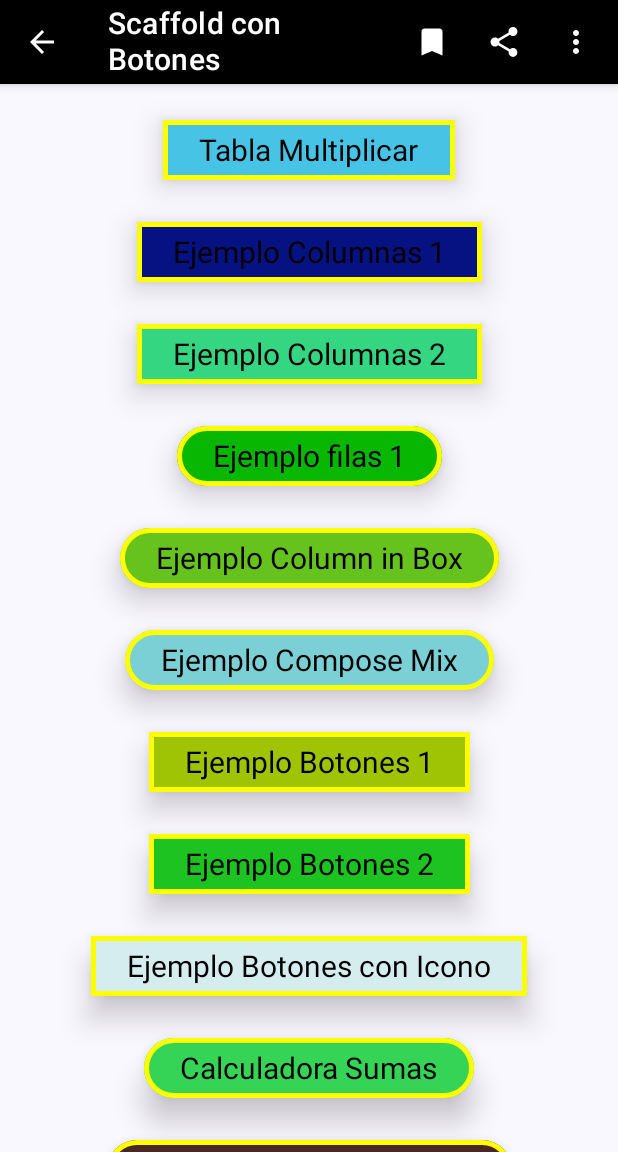
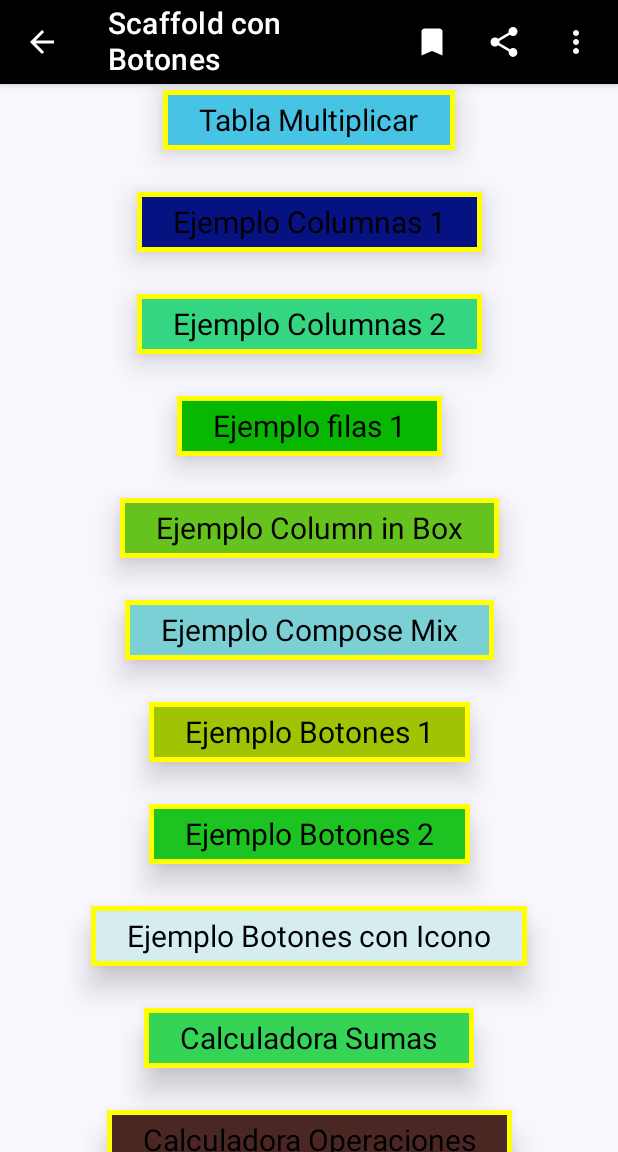
Before and after one commit to lorenzovizcaino/Tarea01_eva2_PMDM, an Android app built with Jetpack Compose: the screen it shows after launch (MainActivity), on a phone screen of 412 x 824 dp, the part 84-1236 px from its top. Run offline under Robolectric (Android 15) with nearby library versions, the phone set to English and light mode, and no system bars.

Commit message:
230302_11:29

```diff
--- /dev/null
+++ b/app/src/main/java/com/antonio/tarea01_eva2_pmdm/ui/screens/Botones.kt
@@ -0,0 +1,6 @@
+package com.antonio.tarea01_eva2_pmdm.ui.screens
+
+import androidx.navigation.NavController
+
+
+data class Botones (val nombre: String, val onClick: (NavController) -> Unit)
--- a/app/src/main/java/com/antonio/tarea01_eva2_pmdm/ui/screens/Menu.kt
+++ b/app/src/main/java/com/antonio/tarea01_eva2_pmdm/ui/screens/Menu.kt
@@ -116,6 +116,21 @@ fun MyTopBar(
 @Composable
 fun Botones(padding: PaddingValues, navController: NavController) {
     val scrollState = rememberScrollState()
+    val lista: List <Botones> =listOf(
+        Botones (stringResource(R.string.tabla_multiplicar)) { navController -> navController.navigate(route = Screens.TablaMultiplicar.route) },
+        Botones (stringResource(R.string.ejemplo_columnas_1)) { navController -> navController.navigate(route = Screens.ComposeColumn1.route) },
+        Botones (stringResource(R.string.ejemplo_columnas_2)) { navController -> navController.navigate(route = Screens.ComposeColumn2.route) },
+        Botones (stringResource(R.string.ejemplo_filas_1)) { navController -> navController.navigate(route = Screens.ComposeRow1.route) },
+        Botones (stringResource(R.string.ejemplo_column_in_box)) { navController -> navController.navigate(route = Screens.ComposeColumnInBox.route) },
+        Botones (stringResource(R.string.ejemplo_compose_mix)) { navController -> navController.navigate(route = Screens.ComposeMix.route) },
+        Botones (stringResource(R.string.ejemplo_botones_1)) { navController -> navController.navigate(route = Screens.ComposeBotones1.route) },
+        Botones (stringResource(R.string.ejemplo_botones_2)) { navController -> navController.navigate(route = Screens.ComposeBotones2.route) },
+        Botones (stringResource(R.string.ejemplo_botones_con_icono)) { navController -> navController.navigate(route = Screens.BotonesConIcono.route) },
+        Botones (stringResource(R.string.calculadora_sumas)) { navController -> navController.navigate(route = Screens.CalculadoraSumas.route) },
+        Botones (stringResource(R.string.calculadora_operaciones)) { navController -> navController.navigate(route = Screens.Calculadora.route) },
+        Botones (stringResource(R.string.contador_state_hosting)) { navController -> navController.navigate(route = Screens.ContadorST.route) },
+        Botones (stringResource(R.string.dado_livedata)) { navController -> navController.navigate(route = Screens.MainScreenDado.route) },
+    )
     Column(
         modifier = Modifier
             .fillMaxSize()
@@ -125,152 +140,19 @@ fun Botones(padding: PaddingValues, navController: NavController) {
         horizontalAlignment = Alignment.CenterHorizontally
     ) {
 
-        EspacioH(espacio = 20)
-
+        lista.forEach{item->
             MyButton(
-            { navController.navigate(route = Screens.TablaMultiplicar.route) },
-            stringResource(R.string.tabla_multiplicar),
+                function = {item.onClick(navController)},
+                texto = item.nombre,
                 color=Color(Random.nextLong(0xFF000000, 0xFFFFFFFF)),
                 elevacion = 12.dp,
                 colorBorde=Color.Yellow,
                 grosorBorde=3.dp,
                 tamanhoTexto = 20.sp)
+
             EspacioH(espacio = 20)
 
-        MyButton(
-            { navController.navigate(route = Screens.ComposeColumn1.route) },
-            stringResource(R.string.ejemplo_columnas_1),
-            color=Color(Random.nextLong(0xFF000000, 0xFFFFFFFF)),
-            elevacion = 12.dp,
-            colorBorde=Color.Yellow,
-            grosorBorde=3.dp,
-            tamanhoTexto = 20.sp)
-        EspacioH(espacio = 20)
-
-        MyButton(
-            { navController.navigate(route = Screens.ComposeColumn2.route) },
-            stringResource(R.string.ejemplo_columnas_2),
-            color=Color(Random.nextLong(0xFF000000, 0xFFFFFFFF)),
-            elevacion = 12.dp,
-            colorBorde=Color.Yellow,
-            grosorBorde=3.dp,
-            tamanhoTexto = 20.sp)
-        EspacioH(espacio = 20)
-
-
-        MyButton(
-            { navController.navigate(route = Screens.ComposeRow1.route) },
-
-            stringResource(R.string.ejemplo_filas_1),
-            color=Color(Random.nextLong(0xFF000000, 0xFFFFFFFF)),
-            forma = CircleShape,
-            elevacion = 12.dp,
-            colorBorde=Color.Yellow,
-            grosorBorde=3.dp,
-            tamanhoTexto = 20.sp)
-        EspacioH(espacio = 20)
-
-        MyButton(
-            { navController.navigate(route = Screens.ComposeColumnInBox.route) },
-            stringResource(R.string.ejemplo_column_in_box),
-            color=Color(Random.nextLong(0xFF000000, 0xFFFFFFFF)),
-            forma = CircleShape,
-            elevacion = 12.dp,
-            colorBorde=Color.Yellow,
-            grosorBorde=3.dp,
-            tamanhoTexto = 20.sp)
-        EspacioH(espacio = 20)
-
-        MyButton(
-            { navController.navigate(route = Screens.ComposeMix.route) },
-            stringResource(R.string.ejemplo_compose_mix),
-            color=Color(Random.nextLong(0xFF000000, 0xFFFFFFFF)),
-            forma = CircleShape,
-            elevacion = 12.dp,
-            colorBorde=Color.Yellow,
-            grosorBorde=3.dp,
-            tamanhoTexto = 20.sp)
-        EspacioH(espacio = 20)
-
-        MyButton(
-            { navController.navigate(route = Screens.ComposeBotones1.route) },
-            stringResource(R.string.ejemplo_botones_1),
-            color=Color(Random.nextLong(0xFF000000, 0xFFFFFFFF)),
-            elevacion = 12.dp,
-            colorBorde=Color.Yellow,
-            grosorBorde=3.dp,
-            tamanhoTexto = 20.sp)
-        EspacioH(espacio = 20)
-
-        MyButton(
-            { navController.navigate(route = Screens.ComposeBotones2.route) },
-            stringResource(R.string.ejemplo_botones_2),
-            color=Color(Random.nextLong(0xFF000000, 0xFFFFFFFF)),
-            elevacion = 12.dp,
-            colorBorde=Color.Yellow,
-            grosorBorde=3.dp,
-            tamanhoTexto = 20.sp)
-        EspacioH(espacio = 20)
-
-        MyButton(
-            { navController.navigate(route = Screens.BotonesConIcono.route) },
-            stringResource(R.string.ejemplo_botones_con_icono),
-            color=Color(Random.nextLong(0xFF000000, 0xFFFFFFFF)),
-            elevacion = 12.dp,
-            colorBorde=Color.Yellow,
-            grosorBorde=3.dp,
-            tamanhoTexto = 20.sp)
-        EspacioH(espacio = 20)
-
-        MyButton(
-            { navController.navigate(route = Screens.CalculadoraSumas.route) },
-            stringResource(R.string.calculadora_sumas),
-            color=Color(Random.nextLong(0xFF000000, 0xFFFFFFFF)),
-            forma = CircleShape,
-            elevacion = 12.dp,
-            colorBorde=Color.Yellow,
-            grosorBorde=3.dp,
-            tamanhoTexto = 20.sp)
-        EspacioH(espacio = 20)
-
-        MyButton(
-            { navController.navigate(route = Screens.Calculadora.route) },
-            stringResource(R.string.calculadora_operaciones),
-            color=Color(Random.nextLong(0xFF000000, 0xFFFFFFFF)),
-            forma = CircleShape,
-            elevacion = 12.dp,
-            colorBorde=Color.Yellow,
-            grosorBorde=3.dp,
-            tamanhoTexto = 20.sp)
-        EspacioH(espacio = 20)
-
-        MyButton(
-            { navController.navigate(route = Screens.ContadorST.route) },
-            stringResource(R.string.contador_state_hosting),
-            color=Color(Random.nextLong(0xFF000000, 0xFFFFFFFF)),
-            forma = CircleShape,
-            elevacion = 12.dp,
-            colorBorde=Color.Yellow,
-            grosorBorde=3.dp,
-            tamanhoTexto = 20.sp)
-        EspacioH(espacio = 20)
-
-        MyButton(
-            { navController.navigate(route = Screens.MainScreenDado.route) },
-            stringResource(R.string.dado_livedata),
-            color=Color(Random.nextLong(0xFF000000, 0xFFFFFFFF)),
-            forma = CircleShape,
-            elevacion = 12.dp,
-            colorBorde=Color.Yellow,
-            grosorBorde=3.dp,
-            tamanhoTexto = 20.sp)
-        EspacioH(espacio = 20)
-
-
-
-
-
-
+        }
 
 
 
```
Lines whose indentation alone changed are shown as unchanged.
